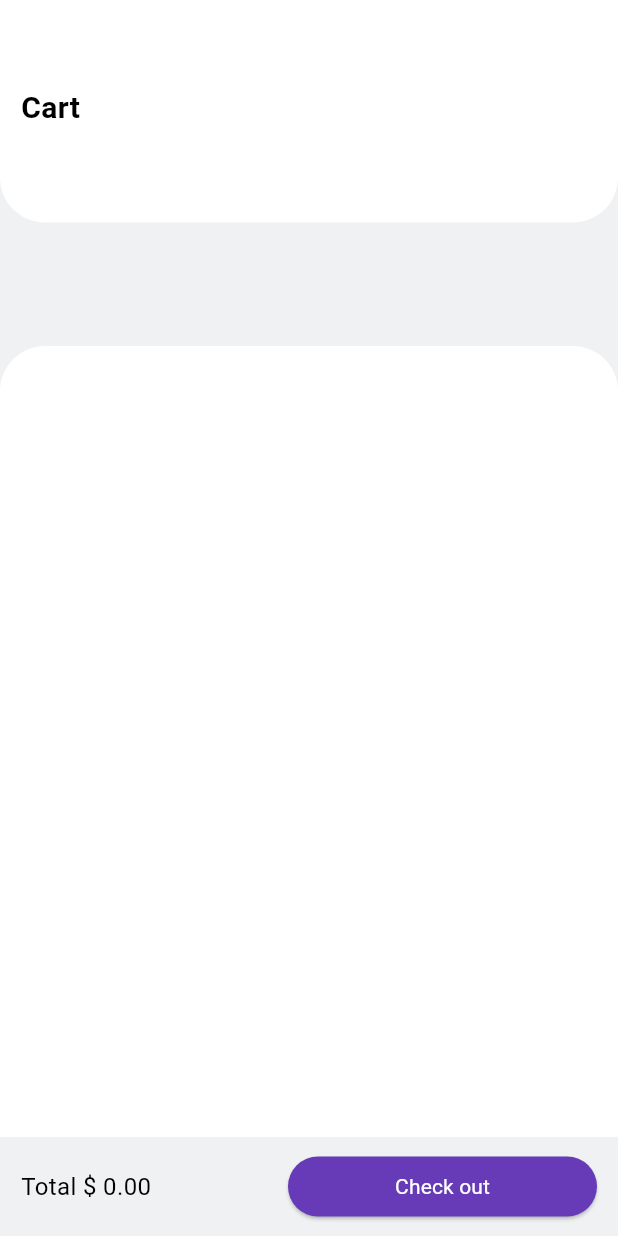
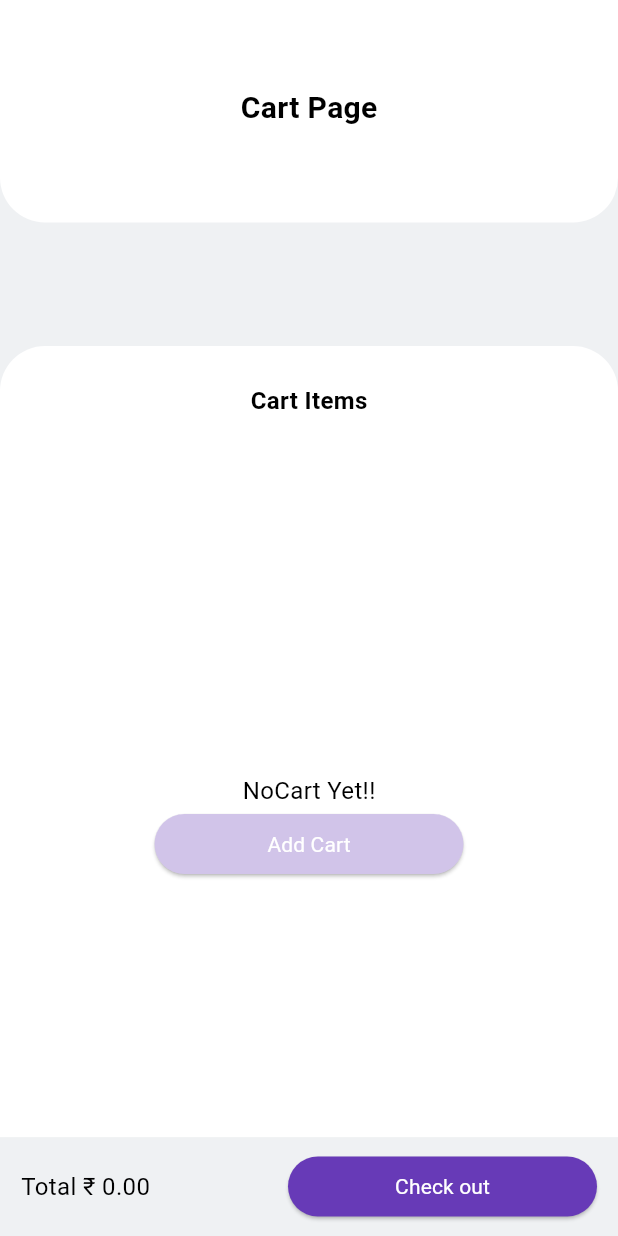
Before and after one commit to Sohail7017/mini_ecommerce, a Flutter app: the CartPage screen opened directly, on a phone screen of 412 x 824 dp. Run offline on Flutter 3.47's test engine with Material 3 defaults, Android fonts, the phone set to English and light mode, and no system bars; our stand-ins replace bloc, flutter_bloc, shared_preferences; accounts and stored records are empty; network calls fail; Roboto replaces fonts that are missing (regular); project files that could hold a hidden picture were left out.

Commit message:
null Handle

```diff
--- a/lib/main.dart
+++ b/lib/main.dart
@@ -1,4 +1,5 @@
 import 'package:ecommerce_task/view/dash_board_pages/bottom_nav_screen.dart';
+import 'package:ecommerce_task/view/splash_screen.dart';
 import 'package:ecommerce_task/view_model/blocs/cart_bloc/cart_bloc.dart';
 import 'package:ecommerce_task/view_model/blocs/product_bloc/product_bloc.dart';
 import 'package:ecommerce_task/view_model/data/remote/api_helper.dart';
@@ -28,7 +29,7 @@ class MyApp extends StatelessWidget {
         colorScheme: ColorScheme.fromSeed(seedColor: Colors.deepPurple),
         useMaterial3: true,
       ),
-      home:  BottomNavScreen(),
+      home:  SplashScreen(),
       debugShowCheckedModeBanner: false,
     );
   }
--- a/lib/view/dash_board_pages/cart_page.dart
+++ b/lib/view/dash_board_pages/cart_page.dart
@@ -1,5 +1,7 @@
 import 'package:ecommerce_task/models/cart_model.dart';
 import 'package:ecommerce_task/utils/ui_helper.dart';
+import 'package:ecommerce_task/view/dash_board_pages/bottom_nav_screen.dart';
+import 'package:ecommerce_task/view/dash_board_pages/home_page.dart';
 import 'package:ecommerce_task/view_model/blocs/cart_bloc/cart_bloc.dart';
 import 'package:flutter/material.dart';
 import 'package:flutter_bloc/flutter_bloc.dart';
@@ -46,12 +48,12 @@ class _CartPageState extends State<CartPage> {
                 padding: const EdgeInsets.symmetric(
                     horizontal: 14.0, vertical: 25),
                 child: Column(
-                  crossAxisAlignment: CrossAxisAlignment.start,
+                  crossAxisAlignment: CrossAxisAlignment.center,
                   children: [
                     SizedBox(
                       height: mqData!.size.height * 0.040,
                     ),
-                    Text('Cart',
+                    Text('Cart Page',
                       style: mTextStyle20(mFontWeight: FontWeight.bold),)
                   ],
                 ),
@@ -76,7 +78,7 @@ class _CartPageState extends State<CartPage> {
                     height: mqData!.size.height * 0.030,
                   ),
 
-
+                  Text('Cart Items',style: mTextStyle16(mFontWeight: FontWeight.w600),),
 
                   /// CART ITEM SECTION
                   Expanded(
@@ -86,7 +88,7 @@ class _CartPageState extends State<CartPage> {
                       } else if (state is CartErrorState) {
                         return Center(child: Text(state.errMsg),);
                       } else if (state is CartLoadedState) {
-                        return ListView.builder(
+                        return state.cartItems.isNotEmpty? ListView.builder(
                             itemCount: state.cartItems.length,
                             itemBuilder: (_, index) {
                               var eachCart = state.cartItems[index];
@@ -109,7 +111,29 @@ class _CartPageState extends State<CartPage> {
                                   },
                                   onDelete: (){context.read<CartBloc>().add(RemoveCartEvent(product: eachCart.product));
                                   });
-                            });
+                            }):
+                        Center(child: Column(
+                          mainAxisAlignment: MainAxisAlignment.center,
+                          children: [
+                            Text('NoCart Yet!!',style: mTextStyle16(),),
+                            SizedBox(
+                              width: mqData!.size.width * 0.5,
+                              child: ElevatedButton(
+                                onPressed: () {
+                                  Navigator.push(context, MaterialPageRoute(builder: (context)=>BottomNavScreen()));
+                                },
+                                style: ElevatedButton.styleFrom(
+                                    backgroundColor: Colors.deepPurple.shade100
+                                ),
+                                child: Text(
+                                  'Add Cart',
+                                  style: mTextStyle14(mColor: Colors.white),
+                                ),
+                              ),
+                            )
+                          ],
+                        ),)
+                        ;
                       }
                       return Container();
                     }),
@@ -132,13 +156,14 @@ class _CartPageState extends State<CartPage> {
                   padding: const EdgeInsets.symmetric(horizontal: 14.0),
                   child: Row(
                     mainAxisAlignment: MainAxisAlignment.spaceBetween,
-                    children: [ BlocBuilder<CartBloc, CartState>(
+                    children: [
+                      BlocBuilder<CartBloc, CartState>(
                       builder: (context, state) {
                         double totalPrice = 0.0;  // Default total price
                         if (state is CartLoadedState) {
                           totalPrice = state.totalPrice; // Get total from state
                         }
-                        return Text('Total \$ ${totalPrice.toStringAsFixed(2)}',
+                        return Text(totalPrice!=null? 'Total \u{20B9} ${totalPrice.toStringAsFixed(2)}': 'Total \u{20B9} 0.0',
                           style: mTextStyle16(),
                         );
                       },
@@ -169,6 +194,7 @@ class _CartPageState extends State<CartPage> {
     );
   }
 
+  /// TODO CUSTOM CART UI
   Widget cartUi({required String productImage,
     required String productTitle,
     required String price,
@@ -204,7 +230,7 @@ class _CartPageState extends State<CartPage> {
                   crossAxisAlignment: CrossAxisAlignment.start,
                   children: [
                     Text(productTitle, style: mTextStyle14(),),
-                    Text('\$ ${price}',
+                    Text('\u{20B9} ${price}',
                       style: mTextStyle14(mFontWeight: FontWeight.w600),),
 
                     Row(
--- a/lib/view/product_detail_page.dart
+++ b/lib/view/product_detail_page.dart
@@ -76,7 +76,7 @@ class ProductDetailPage extends StatelessWidget {
                                 spacing: 5,
                                 mainAxisAlignment: MainAxisAlignment.spaceBetween,
                                 children: [
-                                  Text('\$ ${productData.price}',style: mTextStyle14(mFontWeight: FontWeight.w600),),
+                                  Text('\u{20B9} ${productData.price}',style: mTextStyle14(mFontWeight: FontWeight.w600),),
 
                                       Spacer(),
                                   Image.asset('assets/images/rating.png',width: 24,height: 24,),
--- a/lib/view_model/blocs/cart_bloc/cart_event.dart
+++ b/lib/view_model/blocs/cart_bloc/cart_event.dart
@@ -1,22 +1,27 @@
 part of 'cart_bloc.dart';
-
 @immutable
 sealed class CartEvent {}
+
+/// ADD CART EVENT
 
 class AddCartEvent extends CartEvent {
   final ProductModel product;
   AddCartEvent({required this.product});
 }
 
+/// REMOVE CART EVENT
 class RemoveCartEvent extends CartEvent {
   final ProductModel product;
   RemoveCartEvent({required this.product});
 }
 
+///  CART QUANTITY UPDATE EVENT
 class QuantityUpdateCartEvent extends CartEvent {
   final ProductModel product;
   final int quantity;
   QuantityUpdateCartEvent({required this.product, required this.quantity});
 }
 
-class LoadCartEvent extends CartEvent {} // Load cart from SharedPreferences
+
+/// LOAD CART ITEM EVENT from SharedPreferences
+class LoadCartEvent extends CartEvent {}
--- a/lib/view_model/blocs/product_bloc/product_bloc.dart
+++ b/lib/view_model/blocs/product_bloc/product_bloc.dart
@@ -9,6 +9,8 @@ part 'product_state.dart';
 class ProductBloc extends Bloc<ProductEvent, ProductState> {
   AppRepository appRepository;
   ProductBloc({required this.appRepository}) : super(ProductInitialState()) {
+
+    /// VIEW PRODUCT DATA
     on<ViewProductEvent>((event, emit) async{
       emit(ProductLoadingState());
       try{
--- a/lib/view_model/blocs/product_bloc/product_event.dart
+++ b/lib/view_model/blocs/product_bloc/product_event.dart
@@ -3,4 +3,6 @@ part of 'product_bloc.dart';
 @immutable
 sealed class ProductEvent {}
 
+/// VIEW PRODUCT DATA
+
 class ViewProductEvent extends ProductEvent{}
```
Also changed, not shown: lib/view/dash_board_pages/home_page.dart (+8 -3 lines), lib/view/splash_screen.dart (added, +35 -0 lines), lib/view_model/blocs/cart_bloc/cart_bloc.dart (+12 -0 lines).
